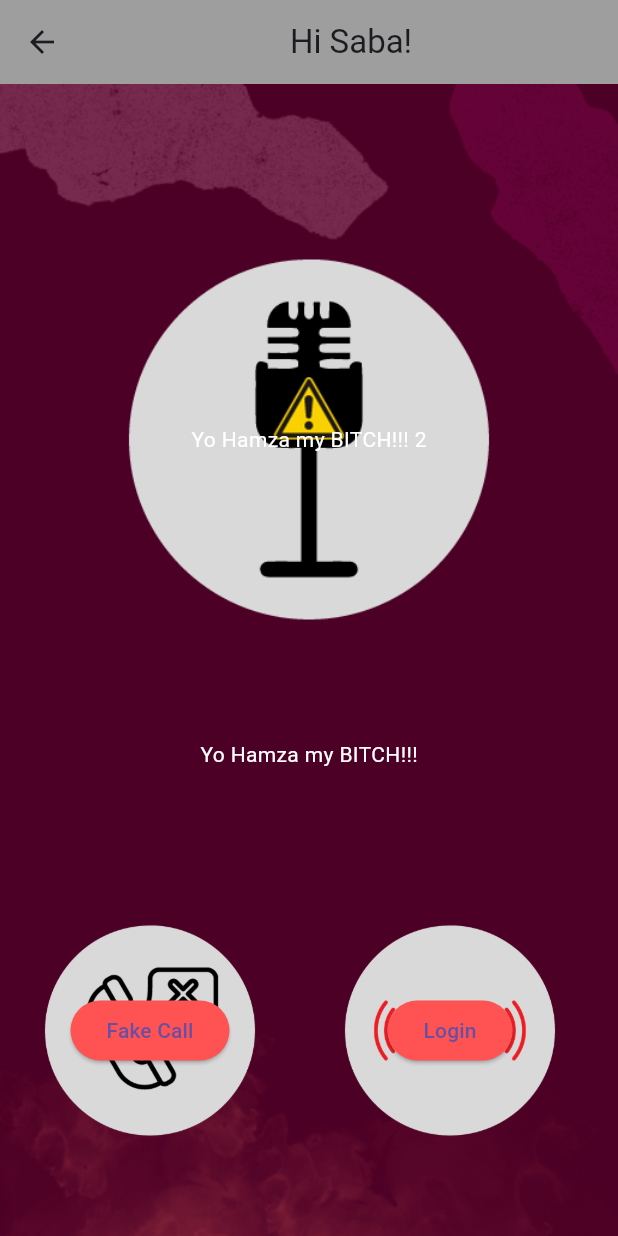
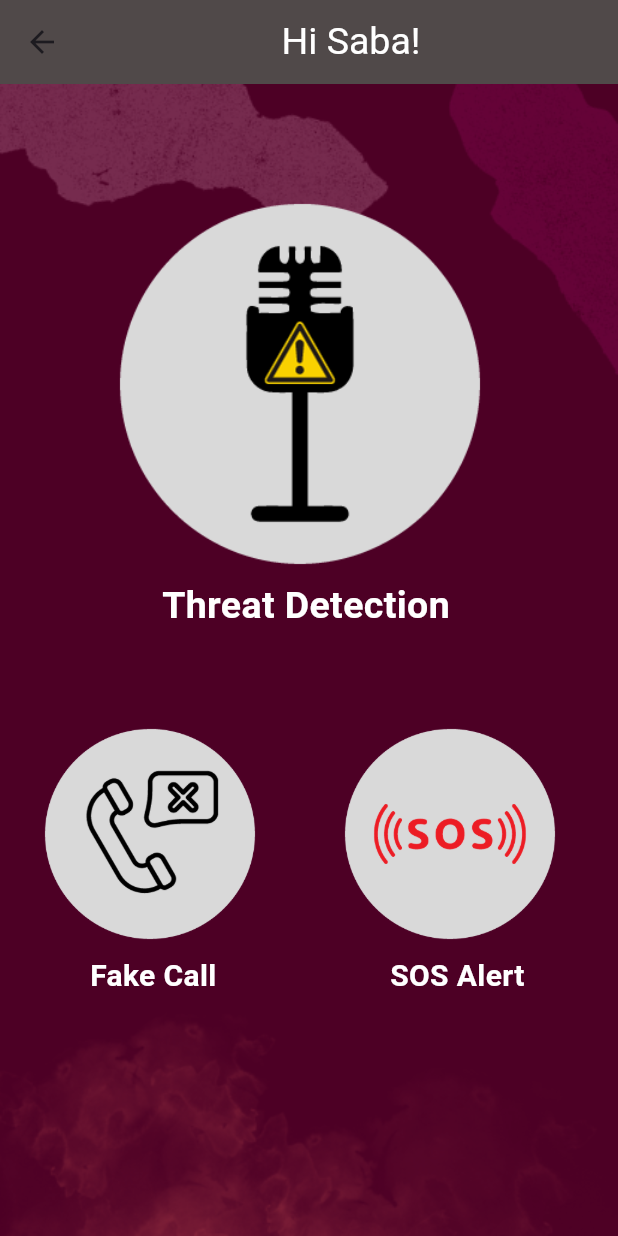
Before and after one commit to hmzza/safeguardher_fyp, a Flutter app: the home_page screen opened by its route, on a phone screen of 412 x 824 dp. Run offline on Flutter 3.47's test engine with Material 3 defaults, Android fonts, the phone set to English and light mode, and no system bars; our stand-ins replace image_picker; missing offline and left inert: dart:ffi.

Commit message:
home page set

```diff
--- a/lib/home_page.dart
+++ b/lib/home_page.dart
@@ -13,7 +13,6 @@ class home_page extends StatefulWidget {
 }
 
 class _home_pageState extends State<home_page> {
-
   @override
   Widget build(BuildContext context) {
     return Scaffold(
@@ -28,79 +27,117 @@ class _home_pageState extends State<home_page> {
                 ),
               ),
             ),
-            Column(
-              mainAxisAlignment: MainAxisAlignment.spaceAround,
-              children: <Widget>[
-                Column(
-                  children: [
-                    Center(
+
+            //THREAT DETECTION ICON
+            Positioned(
+              child: GestureDetector(
+                // or InkWell for ripple effect
+                onTap: () {
+                  Navigator.push(
+                    context,
+                    MaterialPageRoute(
+                        builder: (context) =>
+                            accountsettings()), // Replace 'YourNewPage' with the actual page you want to navigate to
+                  );
+                },
                 child: Container(
                   alignment: Alignment.center,
                   height: 400,
                   width: 400,
                   decoration: BoxDecoration(
                     image: DecorationImage(
-                                  image: AssetImage(
-                                      "assets/images/threatdetection.png"),
-                                  fit: BoxFit.cover)),
-                          child: Padding(
-                            padding: EdgeInsets.all(50),
+                      image: AssetImage("assets/images/threatdetection.png"),
+                      fit: BoxFit.cover,
+                    ),
+                  ),
+                ),
+              ),
+            ),
+            Positioned(
+                left: 108,
+                top: 330,
                 child: Text(
-                              'Yo Hamza my BITCH!!! 2',
-                              style: TextStyle(color: Colors.white),
-                            ),
+                  'Threat Detection',
+                  style: TextStyle(
+                      fontSize: 25,
+                      color: Colors.white,
+                      fontWeight: FontWeight.bold),
                 )),
-                    ),
-                    Text(
-                      'Yo Hamza my BITCH!!!',
-                      style: TextStyle(color: Colors.white),
-                    ),
-                  ],
-                ),
-                Row(
-                  children: [
-                    Container(
+
+            //FAKE CALL SIMULATOR ICON
+            Positioned(
+              top: 400,
+              child: GestureDetector(
+                // or InkWell for ripple effect
+                onTap: () {
+                  Navigator.push(
+                    context,
+                    MaterialPageRoute(
+                        builder: (context) =>
+                            fakecallmainpage()), // Replace 'YourNewPage' with the actual page you want to navigate to
+                  );
+                },
+                child: Container(
                   alignment: Alignment.center,
                   height: 200,
                   width: 200,
-                      child: ElevatedButton(
-                        style: ElevatedButton.styleFrom(
-                          primary: Colors.redAccent,
-                        ),
-                        child: const Text('Fake Call'),
-                        onPressed: () {
-                          Navigator.push(
-                              context,
-                              new MaterialPageRoute(
-                                  builder: (context) =>
-                                      new fakecallmainpage()));
-                        },
-                      ),
                   decoration: BoxDecoration(
                     image: DecorationImage(
                       image: AssetImage("assets/images/fakecall.png"),
-                              fit: BoxFit.cover)),
+                      fit: BoxFit.cover,
                     ),
-                    Container(
+                  ),
+                ),
+              ),
+            ),
+            Positioned(
+                left: 60,
+                top: 580,
+                child: Text(
+                  'Fake Call',
+                  style: TextStyle(
+                      fontSize: 20,
+                      color: Colors.white,
+                      fontWeight: FontWeight.bold),
+                )),
+
+            //SOS
+            Positioned(
+              left: 200,
+              top: 400,
+              child: GestureDetector(
+                // or InkWell for ripple effect
+                onTap: () {
+                  Navigator.push(
+                    context,
+                    MaterialPageRoute(
+                        builder: (context) =>
+                            fakecallmainpage()), // Replace 'YourNewPage' with the actual page you want to navigate to
+                  );
+                },
+                child: Container(
                   alignment: Alignment.center,
                   height: 200,
                   width: 200,
-                      child: ElevatedButton(
-                        style: ElevatedButton.styleFrom(
-                          primary: Colors.redAccent,
-                        ),
-                        child: const Text('Login'),
-                        onPressed: () {},
-                      ),
                   decoration: BoxDecoration(
                     image: DecorationImage(
                       image: AssetImage("assets/images/sos.png"),
-                              fit: BoxFit.cover)),
+                      fit: BoxFit.cover,
                     ),
-                  ],
-                )
-              ],
                   ),
+                ),
+              ),
+            ),
+            Positioned(
+                left: 260,
+                top: 580,
+                child: Text(
+                  'SOS Alert',
+                  style: TextStyle(
+                      fontSize: 20,
+                      color: Colors.white,
+                      fontWeight: FontWeight.bold),
+                )),
           ],
         ));
   }
--- a/lib/new_test_page.dart
+++ b/lib/new_test_page.dart
@@ -8,7 +8,7 @@ class NewTestPage extends StatelessWidget {
   Widget build(BuildContext context) {
     return BasePage(
       appBarTitle: "New Test Page",
-      bodyStack: Text("FUCK YOU"),
+      bodyStack: Text("Testing"),
     );
   }
 }
--- a/lib/utils/custom_app_bar.dart
+++ b/lib/utils/custom_app_bar.dart
@@ -13,8 +13,8 @@ class CustomAppBar extends StatelessWidget implements PreferredSizeWidget {
   @override
   Widget build(BuildContext context) {
     return AppBar(
-      title: Center(child: Text(titleText)),
-      backgroundColor: Colors.grey, // Customize your AppBar theme here
+      title: Center(child: Text(titleText, style: TextStyle(color: Colors.white, fontSize: 25),)),
+      backgroundColor: Color(0xff504949), // Customize your AppBar theme here
       elevation: 0,
     );
   }
```
Lines whose indentation alone changed are shown as unchanged.
